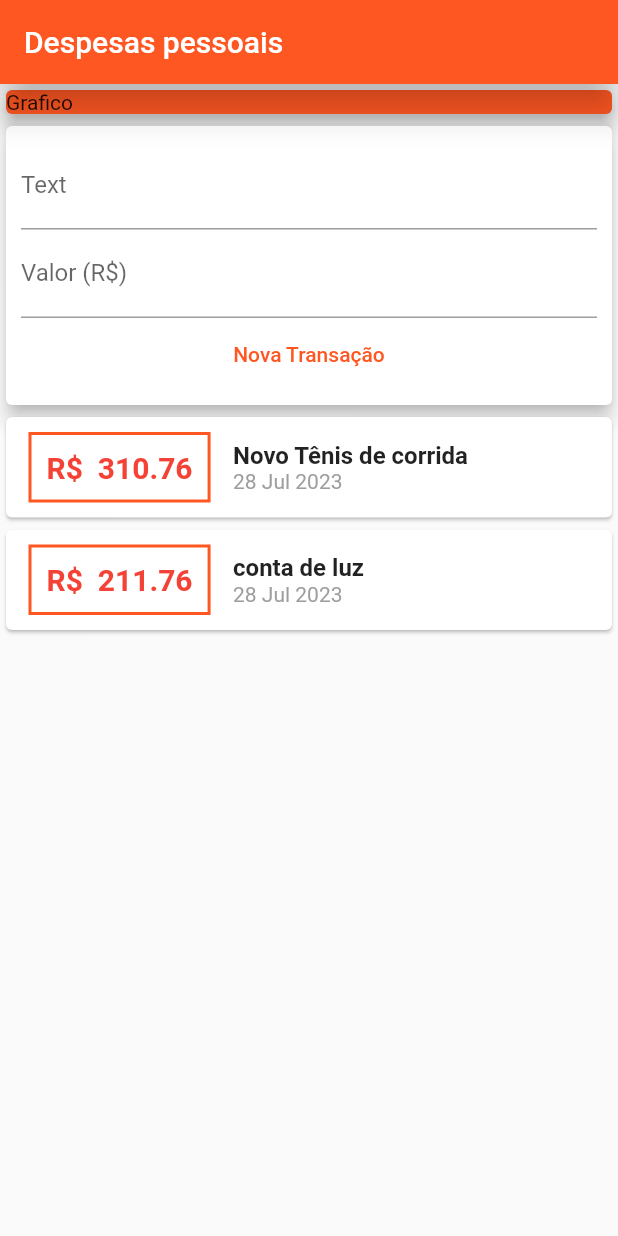
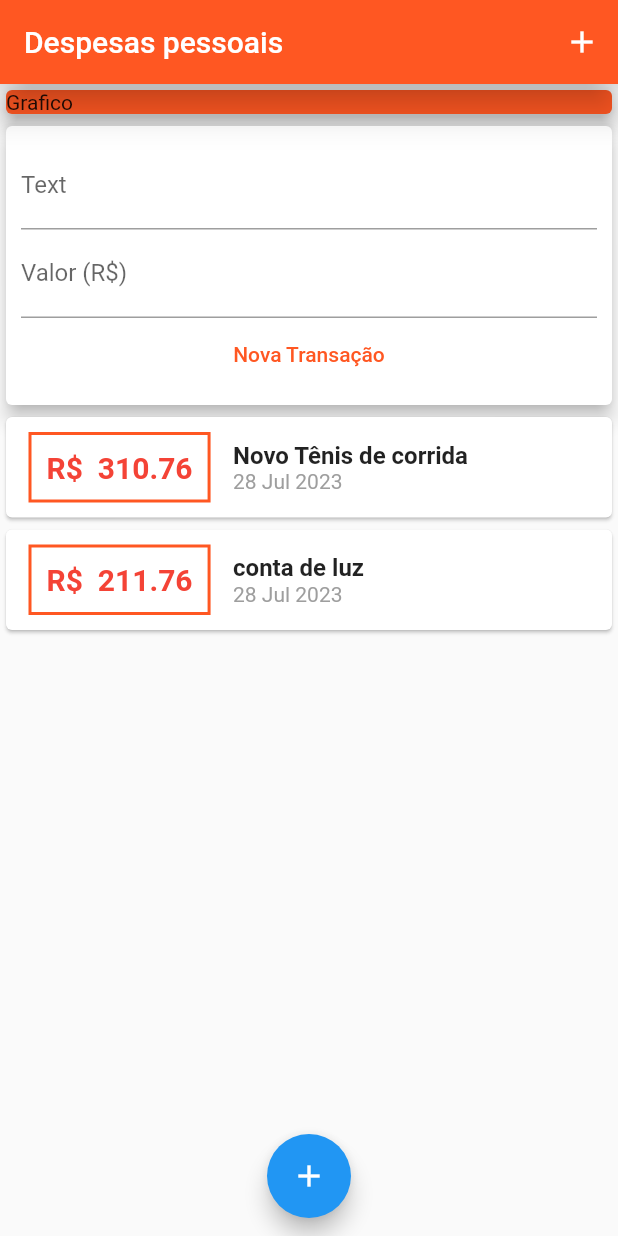
Before and after one commit to RislanSousa/financas_pessoais, a Flutter app: the screen it shows after launch, on a phone screen of 412 x 824 dp. Run offline on Flutter 3.47's test engine with Material 2 defaults, Android fonts, the phone set to English and light mode, and no system bars.

Commit message:
Adiconando Botão(+)

```diff
--- a/lib/components/transaction_form.dart
+++ b/lib/components/transaction_form.dart
@@ -30,6 +30,7 @@ class TransactionForm extends StatelessWidget {
           children: [
             TextField(
               controller: titleController,
+              onSubmitted: (_) => _submitForm(),
               decoration: InputDecoration(
                 labelText: 'Text',
               ),
@@ -37,7 +38,7 @@ class TransactionForm extends StatelessWidget {
             TextField(
               controller: valueController,
               keyboardType: TextInputType.numberWithOptions(decimal: true),
-              onSubmitted:(value) => _submitForm() ,
+              onSubmitted:(_) => _submitForm(),
               decoration: InputDecoration(
                 labelText: 'Valor (R\$)',
               ),
--- a/lib/main.dart
+++ b/lib/main.dart
@@ -21,6 +21,12 @@ class MyHomePage extends StatelessWidget {
         backgroundColor: Colors.deepOrange,
         elevation: 10,
         title: Text('Despesas pessoais'),
+        actions: <Widget>[
+          IconButton(
+            icon: Icon(Icons.add),
+            onPressed: () {}
+          )
+        ],
       ),
       body: SingleChildScrollView(
         child: SingleChildScrollView(
@@ -45,6 +51,11 @@ class MyHomePage extends StatelessWidget {
           ),
         ),
       ),
+      floatingActionButton:  FloatingActionButton(
+        child: Icon(Icons.add),
+        onPressed:() {},
+      ),
+      floatingActionButtonLocation: FloatingActionButtonLocation.miniCenterFloat,
     );
   }
 }
```
